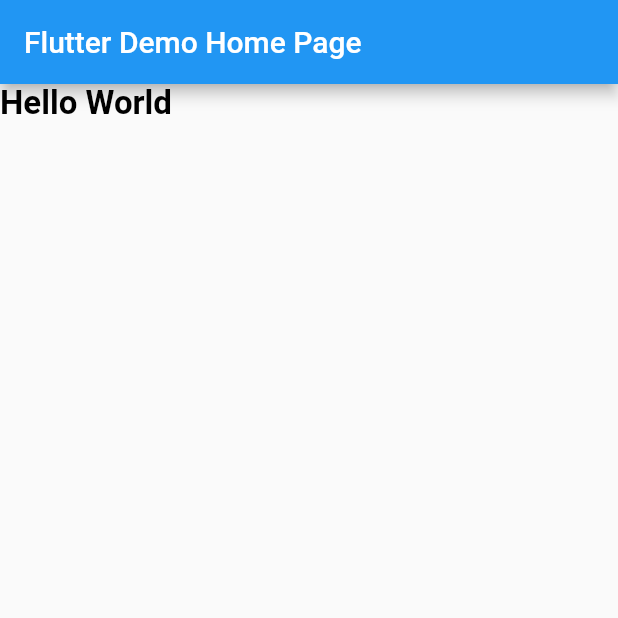
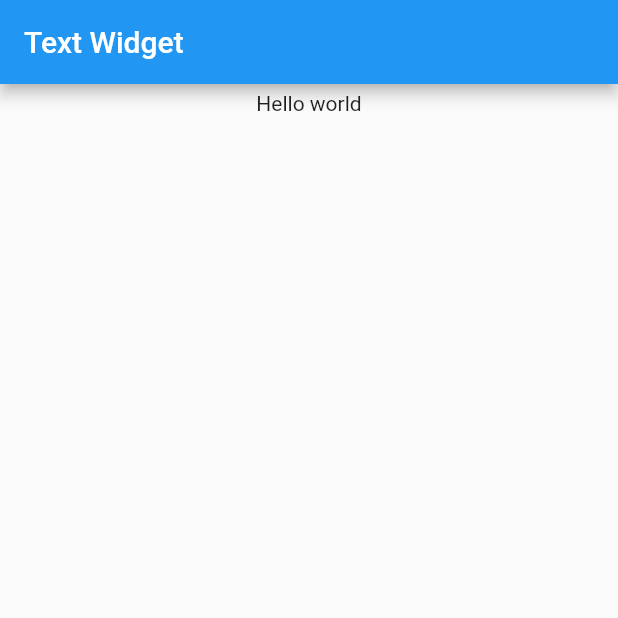
Before and after one commit to Roseedee/Flutter-git, a Flutter app: the screen it shows after launch, on a phone screen of 412 x 824 dp, the top half of it. Run offline on Flutter 3.47's test engine with Material 2 defaults, Android fonts, the phone set to English and light mode, and no system bars.

Commit message:
Update main.dart

```diff
--- a/Text/text_widget/lib/main.dart
+++ b/Text/text_widget/lib/main.dart
@@ -14,7 +14,7 @@ class MyApp extends StatelessWidget {
       theme: ThemeData(
         primarySwatch: Colors.blue,
       ),
-      home: const MyHomePage(title: 'Flutter Demo Home Page'),
+      home: const MyHomePage(title: 'Text Widget'),
     );
   }
 }
@@ -37,15 +37,15 @@ class _MyHomePageState extends State<MyHomePage> {
       ),
       body: Container(
         width: double.infinity,
-        child: const Text(
-          'Hello World',
-          style: TextStyle(
-            color: Colors.black,
-            fontSize: 22,
-            fontWeight: FontWeight.bold,
-            fontStyle: FontStyle.normal,
-          ),
-          textAlign: TextAlign.left,
+        height: double.infinity,
+        child: Column(
+          children: [
+            Container(
+              width: double.infinity,
+              padding: const EdgeInsets.symmetric( vertical: 5),
+              child: Text('Hello world', textAlign: TextAlign.center,),
+            )
+          ],
         ),
       ), // This trailing comma makes auto-formatting nicer for build methods.
     );
```
